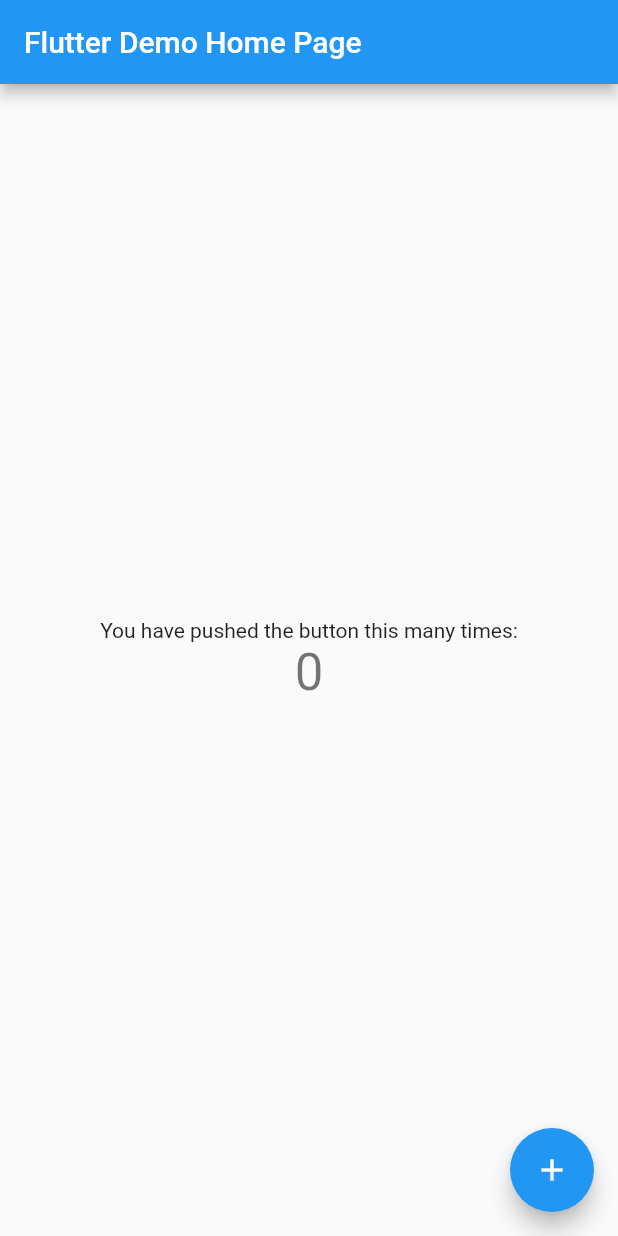
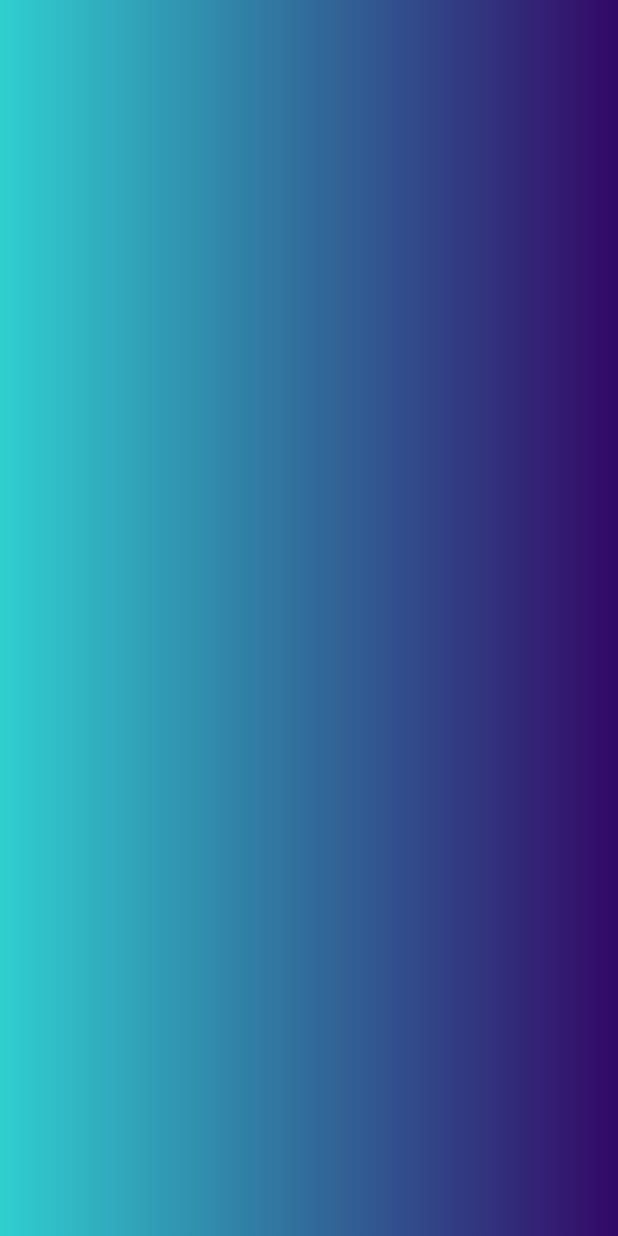
Before and after one commit to Esraaalaaelden/FriendsGames, a Flutter app: the screen it shows after launch, on a phone screen of 412 x 824 dp. Run offline on Flutter 3.47's test engine with Material 2 defaults, Android fonts, the light colour scheme and no system bars.

Commit message:
pushhhhhhhh ياعم اهوه

```diff
--- a/lib/main.dart
+++ b/lib/main.dart
@@ -1,115 +1,37 @@
 import 'package:flutter/material.dart';
 
 void main() {
-  runApp(const MyApp());
+  runApp(const home());
 }
 
-class MyApp extends StatelessWidget {
-  const MyApp({super.key});
+class home extends StatefulWidget {
+  const home({Key? key}) : super(key: key);
 
-  // This widget is the root of your application.
+  @override
+  State<home> createState() => _homeState();
+}
+class _homeState extends State<home> {
   @override
   Widget build(BuildContext context) {
-    return MaterialApp(
-      title: 'Flutter Demo',
-      theme: ThemeData(
-        // This is the theme of your application.
-        //
-        // Try running your application with "flutter run". You'll see the
-        // application has a blue toolbar. Then, without quitting the app, try
-        // changing the primarySwatch below to Colors.green and then invoke
-        // "hot reload" (press "r" in the console where you ran "flutter run",
-        // or simply save your changes to "hot reload" in a Flutter IDE).
-        // Notice that the counter didn't reset back to zero; the application
-        // is not restarted.
-        primarySwatch: Colors.blue,
+    return  MaterialApp(
+      home:
+      Scaffold(
+          body:Container(
+            decoration: BoxDecoration(
+                gradient: LinearGradient(
+                  colors: [
+                    Color(0xFF30CFD0),
+                    Color(0xFF330867),
+                    // Color(0xFF30CFD0),
+                    //Color(0xFF330867),
+                  ],
+                  begin: Alignment.centerLeft,
+                  end: Alignment.centerRight,
+                )
+            ),
+
+          )
       ),
-      home: const MyHomePage(title: 'Flutter Demo Home Page'),
     );
   }
 }
-
-class MyHomePage extends StatefulWidget {
-  const MyHomePage({super.key, required this.title});
-
-  // This widget is the home page of your application. It is stateful, meaning
-  // that it has a State object (defined below) that contains fields that affect
-  // how it looks.
-
-  // This class is the configuration for the state. It holds the values (in this
-  // case the title) provided by the parent (in this case the App widget) and
-  // used by the build method of the State. Fields in a Widget subclass are
-  // always marked "final".
-
-  final String title;
-
-  @override
-  State<MyHomePage> createState() => _MyHomePageState();
-}
-
-class _MyHomePageState extends State<MyHomePage> {
-  int _counter = 0;
-
-  void _incrementCounter() {
-    setState(() {
-      // This call to setState tells the Flutter framework that something has
-      // changed in this State, which causes it to rerun the build method below
-      // so that the display can reflect the updated values. If we changed
-      // _counter without calling setState(), then the build method would not be
-      // called again, and so nothing would appear to happen.
-      _counter++;
-    });
-  }
-
-  @override
-  Widget build(BuildContext context) {
-    // This method is rerun every time setState is called, for instance as done
-    // by the _incrementCounter method above.
-    //
-    // The Flutter framework has been optimized to make rerunning build methods
-    // fast, so that you can just rebuild anything that needs updating rather
-    // than having to individually change instances of widgets.
-    return Scaffold(
-      appBar: AppBar(
-        // Here we take the value from the MyHomePage object that was created by
-        // the App.build method, and use it to set our appbar title.
-        title: Text(widget.title),
-      ),
-      body: Center(
-        // Center is a layout widget. It takes a single child and positions it
-        // in the middle of the parent.
-        child: Column(
-          // Column is also a layout widget. It takes a list of children and
-          // arranges them vertically. By default, it sizes itself to fit its
-          // children horizontally, and tries to be as tall as its parent.
-          //
-          // Invoke "debug painting" (press "p" in the console, choose the
-          // "Toggle Debug Paint" action from the Flutter Inspector in Android
-          // Studio, or the "Toggle Debug Paint" command in Visual Studio Code)
-          // to see the wireframe for each widget.
-          //
-          // Column has various properties to control how it sizes itself and
-          // how it positions its children. Here we use mainAxisAlignment to
-          // center the children vertically; the main axis here is the vertical
-          // axis because Columns are vertical (the cross axis would be
-          // horizontal).
-          mainAxisAlignment: MainAxisAlignment.center,
-          children: <Widget>[
-            const Text(
-              'You have pushed the button this many times:',
-            ),
-            Text(
-              '$_counter',
-              style: Theme.of(context).textTheme.headlineMedium,
-            ),
-          ],
-        ),
-      ),
-      floatingActionButton: FloatingActionButton(
-        onPressed: _incrementCounter,
-        tooltip: 'Increment',
-        child: const Icon(Icons.add),
-      ), // This trailing comma makes auto-formatting nicer for build methods.
-    );
-  }
-}
```
